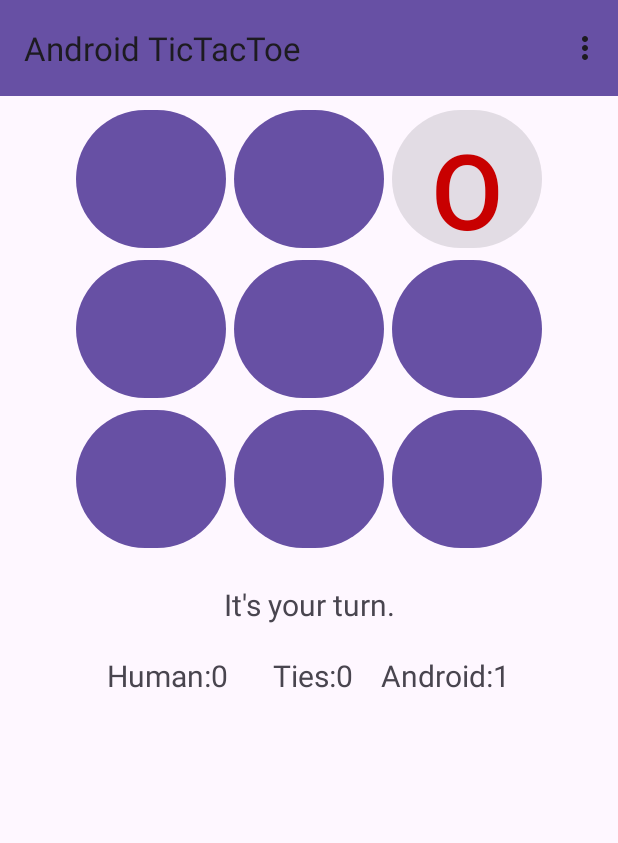
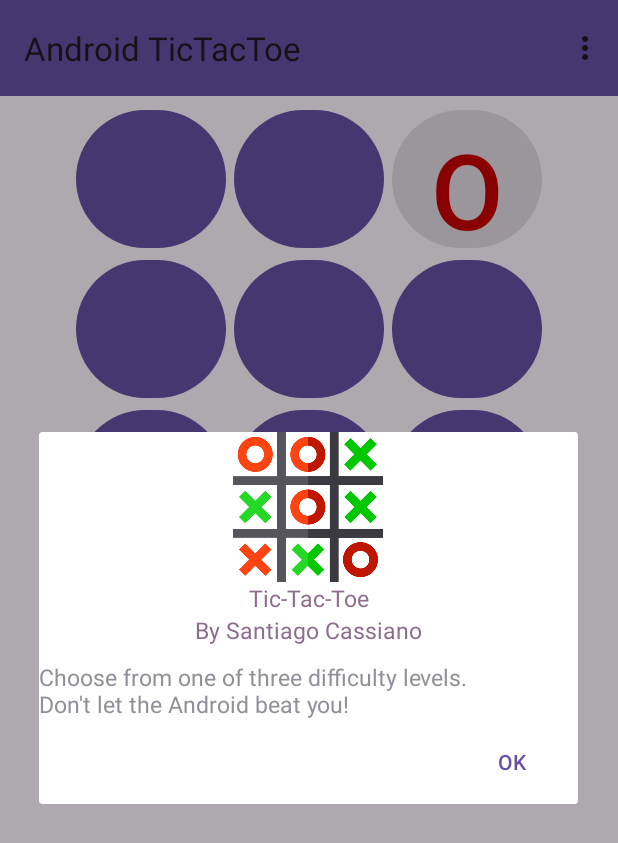
Before and after one commit to scassiano/dadm2023_2, an Android app: the screen it shows after launch (MainActivity), in the options menu, after a tap on "About", on a phone screen of 412 x 824 dp. Shown: the top 843 px of the screen. Run offline under Robolectric (Android 15) with nearby library versions, the light colour scheme and no system bars.

Commit message:
Reto 4 completado

```diff
--- a/Reto_4/app/src/main/java/com/example/androidtictactoe/MainActivity.java
+++ b/Reto_4/app/src/main/java/com/example/androidtictactoe/MainActivity.java
@@ -7,9 +7,11 @@ import androidx.appcompat.widget.Toolbar;
 
 import android.annotation.SuppressLint;
 import android.app.Dialog;
+import android.content.Context;
 import android.content.DialogInterface;
 import android.graphics.Color;
 import android.os.Bundle;
+import android.view.LayoutInflater;
 import android.view.Menu;
 import android.view.MenuInflater;
 import android.view.MenuItem;
@@ -48,6 +50,7 @@ public class MainActivity extends AppCompatActivity {
     //Constantes para identificar cajas de dialogo
     static final int DIALOG_DIFFICULTY_ID = 0;
     static final int DIALOG_QUIT_ID = 1;
+    static final int DIALOG_ABOUT_ID = 2;
 
     //Funcion para iniciar un nuevo juego
     private void startNewGame() {
@@ -203,6 +206,9 @@ public class MainActivity extends AppCompatActivity {
         } else if (id == R.id.quit) {
             showDialog(DIALOG_QUIT_ID);
             return true;
+        } else if (id == R.id.about) {
+            showDialog(DIALOG_ABOUT_ID);
+            return true;
         }
         return false;
     }
@@ -266,6 +272,15 @@ public class MainActivity extends AppCompatActivity {
                         .setNegativeButton(R.string.no, null);
                 dialog = builder.create();
                 break;
+
+            case DIALOG_ABOUT_ID:
+                Context context = getApplicationContext();
+                LayoutInflater inflater = LayoutInflater.from(context);
+                View layout = inflater.inflate(R.layout.about_dialog, null);
+                builder.setView(layout);
+                builder.setPositiveButton("OK", null);
+                dialog = builder.create();
+                break;
         }
         return dialog;
     }
--- a/Reto_4/app/src/main/res/layout/about_dialog.xml
+++ b/Reto_4/app/src/main/res/layout/about_dialog.xml
@@ -1,6 +1,43 @@
 <?xml version="1.0" encoding="utf-8"?>
-<androidx.constraintlayout.widget.ConstraintLayout xmlns:android="http://schemas.android.com/apk/res/android"
-    android:layout_width="match_parent"
-    android:layout_height="match_parent">
+<LinearLayout xmlns:android="http://schemas.android.com/apk/res/android"
+    xmlns:app="http://schemas.android.com/apk/res-auto"
+    xmlns:tools="http://schemas.android.com/tools"
+    android:orientation="vertical"
+    android:layout_width="fill_parent"
+    android:layout_height="fill_parent"
+    android:gravity="center_horizontal" >
 
-</androidx.constraintlayout.widget.ConstraintLayout>
+    <ImageView
+        android:id="@+id/about_image"
+        android:layout_width="100dp"
+        android:layout_height="100dp"
+        android:layout_gravity="center"
+        android:src="@drawable/tic_tac_toe"/>
+
+    <TextView
+        android:id="@+id/about_information"
+        android:layout_width="fill_parent"
+        android:layout_height="wrap_content"
+        android:gravity="center_horizontal"
+        android:text="Tic-Tac-Toe"
+        android:textColor="@color/material_dynamic_tertiary50"
+        android:textSize="15dp" />
+
+    <TextView
+        android:id="@+id/about_information2"
+        android:layout_width="fill_parent"
+        android:layout_height="wrap_content"
+        android:gravity="center_horizontal"
+        android:text="By Santiago Cassiano"
+        android:textColor="@color/material_dynamic_tertiary50"
+        android:textSize="15dp" />
+
+    <TextView
+        android:id="@+id/about_information3"
+        android:layout_width="fill_parent"
+        android:layout_height="wrap_content"
+        android:text="Choose from one of three difficulty levels. \nDon't let the Android beat you!"
+        android:textSize="15dp"
+        android:layout_marginTop="10dp"/>
+
+</LinearLayout>
```
